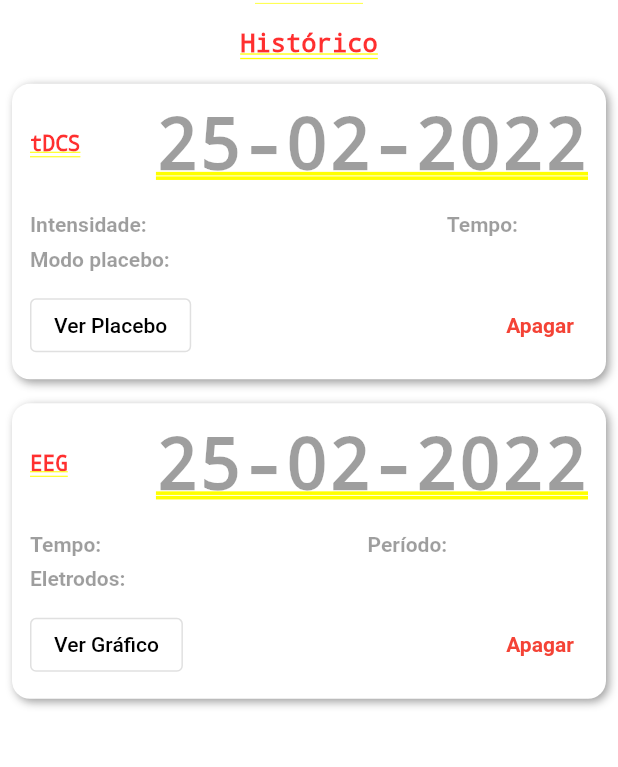
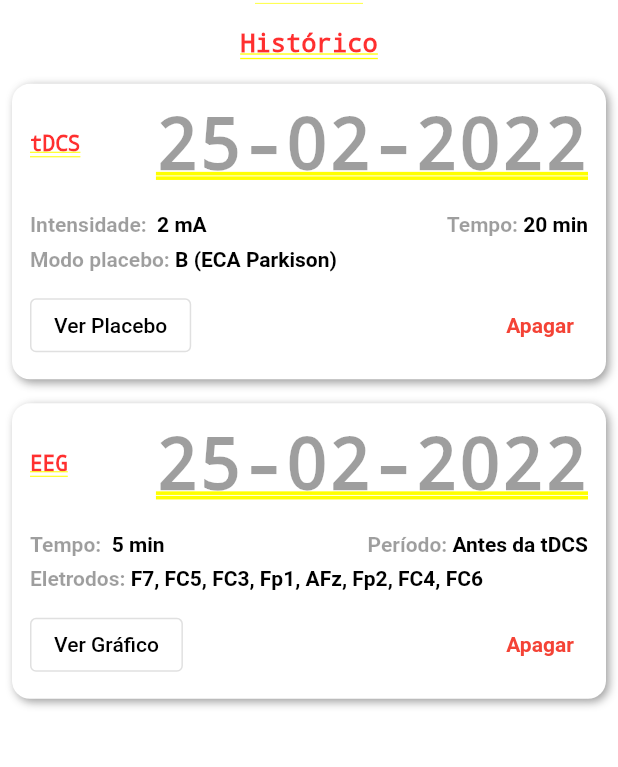
Before and after one commit to nestorufpe/OpentDCS-Mobile, a Flutter app: the SamplePage screen opened directly, after a tap on an icon or button, on a phone screen of 412 x 824 dp, the part 219-986 px from its top. Run offline on Flutter 3.47's test engine with Material 2 defaults, Android fonts, the phone set to English and light mode, and no system bars; drawn by our look-alikes of flutter_neumorphic; our stand-ins replace adaptive_dialog, fancy_bottom_navigation, flutter_easyloading, get, material_design_icons_flutter, sleek_circular_slider; missing offline and left inert: direct_select_flutter, flutter_radar_chart.

Commit message:
frontend v0

```diff
--- a/lib/screens/eegresults.dart
+++ b/lib/screens/eegresults.dart
@@ -1,5 +1,3 @@
-import 'dart:html';
-
 import 'package:flutter/material.dart';
 import 'package:flutter_radar_chart/flutter_radar_chart.dart';
 
--- a/lib/screens/profile.dart
+++ b/lib/screens/profile.dart
@@ -1,7 +1,4 @@
-import 'dart:html';
-
 import 'package:adaptive_dialog/adaptive_dialog.dart';
-import 'package:flutter/material.dart';
 import 'package:flutter_neumorphic/flutter_neumorphic.dart';
 import 'package:get/get.dart';
 import 'package:opentdcsapp/screens/eegresults.dart';
@@ -45,7 +42,8 @@ class _ProfileSampleState extends State<ProfileSample> {
   _ProfileSampleState(this.name);
   @override
   Widget build(BuildContext context) {
-    return Container(
+    return SafeArea(
+      child: Container(
         child: Column(
           children: [
             Padding(
@@ -92,6 +90,7 @@ class _ProfileSampleState extends State<ProfileSample> {
                   }),
             )
           ],
+        ),
       ),
     );
   }
@@ -156,7 +155,7 @@ class CardsProfile extends StatelessWidget {
                         TextSpan(
                             text: intensityValue,
                             style: TextStyle(
-                                fontWeight: FontWeight.bold, fontSize: 14))
+                                fontWeight: FontWeight.bold, fontSize: 14, color: Colors.black))
                       ]),
                     ),
                     RichText(
@@ -169,7 +168,7 @@ class CardsProfile extends StatelessWidget {
                         TextSpan(
                             text: timeValue,
                             style: TextStyle(
-                                fontWeight: FontWeight.bold, fontSize: 14))
+                                fontWeight: FontWeight.bold, fontSize: 14,color: Colors.black))
                       ]),
                     ),
                   ],
@@ -190,7 +189,7 @@ class CardsProfile extends StatelessWidget {
                         TextSpan(
                             text: shamValue,
                             style: TextStyle(
-                                fontWeight: FontWeight.bold, fontSize: 14))
+                                fontWeight: FontWeight.bold, fontSize: 14,color: Colors.black))
                       ]),
                     ),
                   ],
```
Lines whose indentation alone changed are shown as unchanged.
